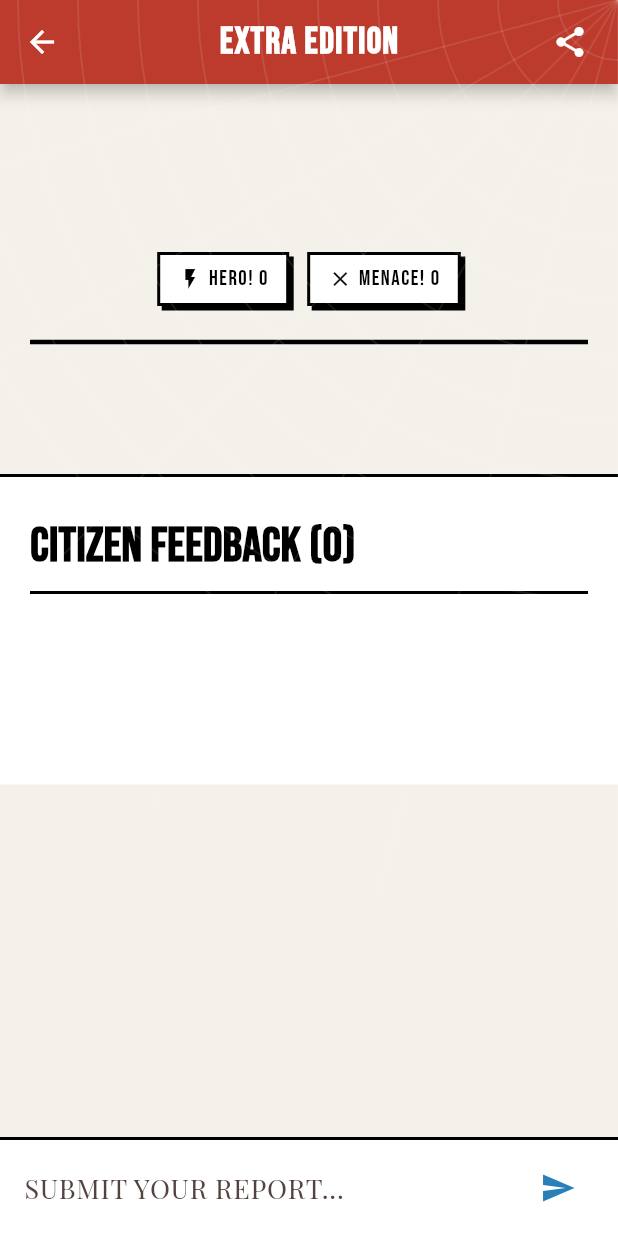
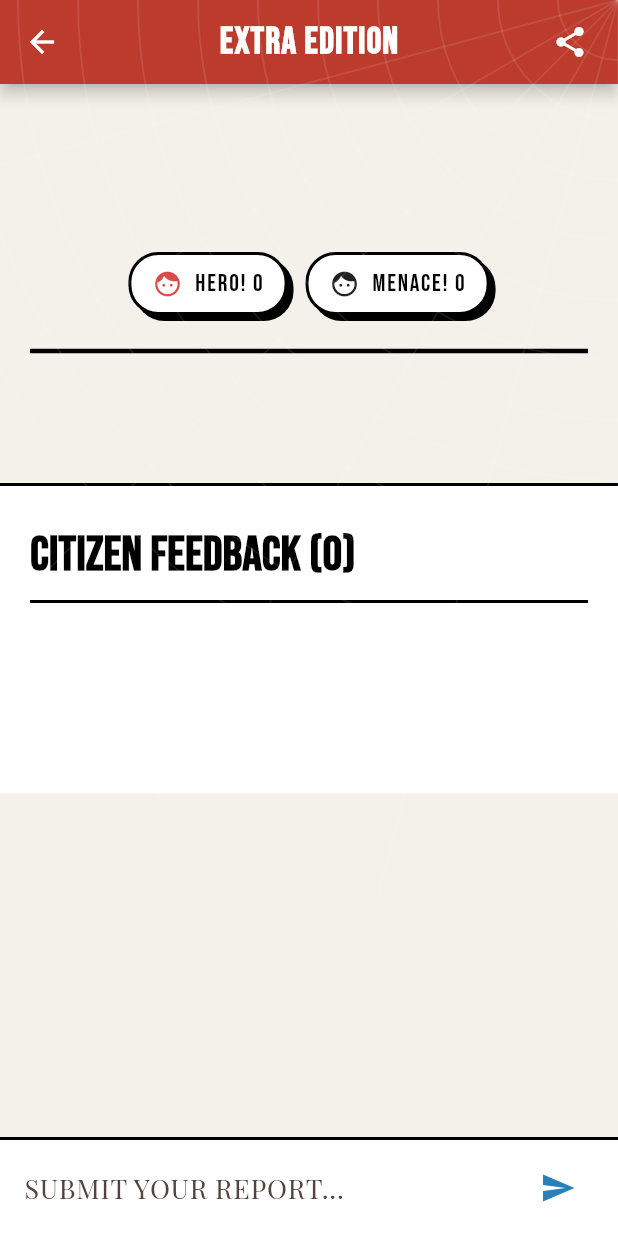
Before and after one commit to AppleJuice67/blog_app, a Flutter app: the PostDetailsScreen screen opened directly with empty values, on a phone screen of 412 x 824 dp. Run offline on Flutter 3.47's test engine with Material 3 defaults, Android fonts, the light colour scheme and no system bars; our stand-ins replace go_router, google_fonts, image_picker, supabase_flutter; accounts and stored records are empty; network calls fail.

Commit message:
Upgrade Hero/Menace voting to 2.0 with Mask icons and instant feedback

```diff
--- a/lib/screens/post_details_screen.dart
+++ b/lib/screens/post_details_screen.dart
@@ -195,9 +195,9 @@ class _PostDetailsScreenState extends State<PostDetailsScreen> {
                             context: context,
                             label: "HERO!",
                             count: widget.heroCount,
-                            icon: Icons.flash_on,
+                            imageUrl: "https://uxwing.com/wp-content/themes/uxwing/download/brands-and-social-media/spider-man-icon.png",
                             isActive: widget.userVote == 'hero',
-                            activeColor: const Color(0xFF2980B9),
+                            activeColor: const Color(0xFFC0392B),
                             onTap: () => context.read<PostProvider>().toggleInteraction(widget.postId, 'hero'),
                           ),
                           const SizedBox(width: 12),
@@ -205,9 +205,10 @@ class _PostDetailsScreenState extends State<PostDetailsScreen> {
                             context: context,
                             label: "MENACE!",
                             count: widget.menaceCount,
-                            icon: Icons.close,
+                            imageUrl: "https://uxwing.com/wp-content/themes/uxwing/download/brands-and-social-media/spider-man-icon.png",
+                            isBlackMask: true,
                             isActive: widget.userVote == 'menace',
-                            activeColor: const Color(0xFFC0392B),
+                            activeColor: Colors.black,
                             onTap: () => context.read<PostProvider>().toggleInteraction(widget.postId, 'menace'),
                           ),
                         ],
@@ -486,14 +487,17 @@ class _PostDetailsScreenState extends State<PostDetailsScreen> {
     required BuildContext context,
     required String label,
     required int count,
-    required IconData icon,
+    required String imageUrl,
     required bool isActive,
     required Color activeColor,
     required VoidCallback onTap,
+    bool isBlackMask = false,
   }) {
     final bool isLoggedIn = Supabase.instance.client.auth.currentUser != null;
+    final bool showActive = isLoggedIn && isActive;
 
     return InkWell(
+      borderRadius: BorderRadius.circular(20),
       onTap: isLoggedIn ? onTap : () {
         ScaffoldMessenger.of(context).showSnackBar(
           const SnackBar(content: Text("CITIZEN: YOU MUST LOGIN TO VOTE!")),
@@ -501,31 +505,40 @@ class _PostDetailsScreenState extends State<PostDetailsScreen> {
       },
       child: AnimatedContainer(
         duration: const Duration(milliseconds: 200),
-        padding: const EdgeInsets.symmetric(horizontal: 12, vertical: 6),
+        padding: const EdgeInsets.symmetric(horizontal: 14, vertical: 8),
         decoration: BoxDecoration(
-          color: isActive ? activeColor : Colors.white,
+          color: showActive ? activeColor : Colors.white,
+          borderRadius: BorderRadius.circular(20),
           border: Border.all(color: Colors.black, width: 2),
           boxShadow: [
             BoxShadow(
               color: Colors.black,
-              offset: isActive ? const Offset(1, 1) : const Offset(3, 3),
+              offset: showActive ? const Offset(1, 1) : const Offset(4, 4),
             ),
           ],
         ),
         child: Row(
+          mainAxisSize: MainAxisSize.min,
           children: [
-            Icon(
-              icon,
-              size: 16,
-              color: isActive ? Colors.white : Colors.black,
+            ColorFiltered(
+              colorFilter: ColorFilter.mode(
+                isBlackMask ? (showActive ? Colors.white : Colors.black) : (showActive ? Colors.white : Colors.red.shade700),
+                BlendMode.srcIn,
+              ),
+              child: Image.network(
+                imageUrl,
+                height: 20,
+                width: 20,
+                errorBuilder: (context, error, stackTrace) => const Icon(Icons.face, size: 20),
+              ),
             ),
-            const SizedBox(width: 4),
+            const SizedBox(width: 8),
             Text(
               "$label $count",
               style: GoogleFonts.bebasNeue(
-                fontSize: 14,
-                color: isActive ? Colors.white : Colors.black,
-                letterSpacing: 1,
+                fontSize: 16,
+                color: showActive ? Colors.white : Colors.black,
+                letterSpacing: 1.2,
               ),
             ),
           ],
```
Also changed, not shown: lib/providers/post_provider.dart (+41 -19 lines), lib/widgets/post_card.dart (+37 -21 lines).
